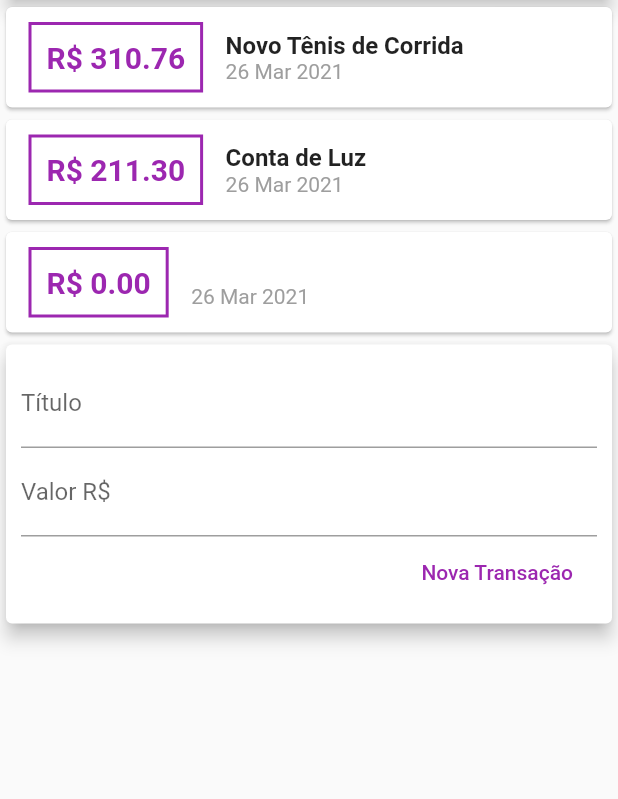
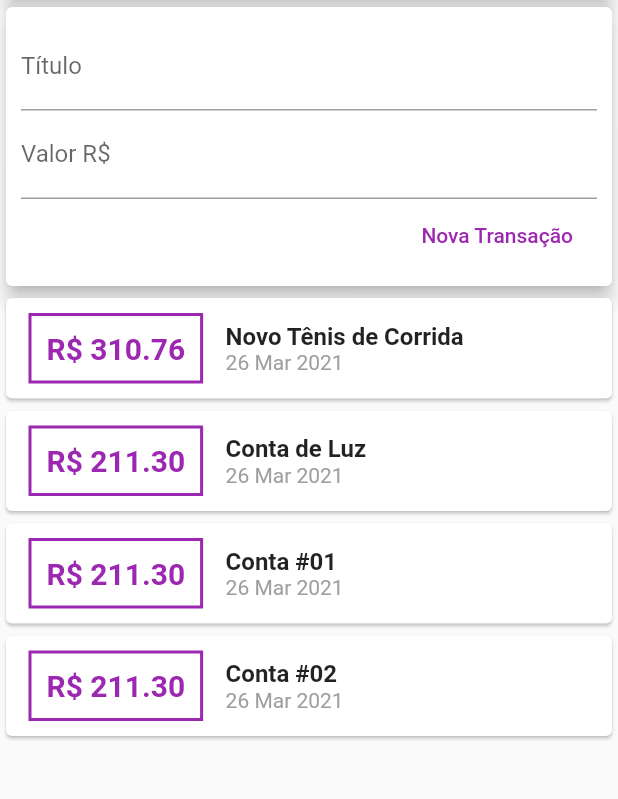
Before and after one commit to maedashogun/expenses, a Flutter app: the screen it shows after launch, after a tap on "Nova Transação", on a phone screen of 412 x 824 dp, the part 119-918 px from its top. Run offline on Flutter 3.47's test engine with Material 2 defaults, Android fonts, the phone set to English and light mode, and no system bars.

Commit message:
Atualizando projeto

```diff
--- a/lib/components/transaction_form.dart
+++ b/lib/components/transaction_form.dart
@@ -36,8 +36,8 @@ class TransactionForm extends StatelessWidget {
                   textColor: Colors.purple,
                   onPressed: () {
                     final title = titleController.text;
-                    final value = double.tryParse(valueController.text) ?? 0.0 ;
-                    onSubmit(title,value);
+                    final value = double.tryParse(valueController.text) ?? 0.0;
+                    onSubmit(title, value);
                   },
                 ),
               ],
--- a/lib/components/transaction_list.dart
+++ b/lib/components/transaction_list.dart
@@ -9,7 +9,10 @@ class TransactionList extends StatelessWidget {
 
   @override
   Widget build(BuildContext context) {
-    return Column(
+    return Container(
+      height: 300,
+      child: SingleChildScrollView(
+        child: Column(
           children: transactions.map((tr) {
             return Card(
               child: Row(
@@ -57,6 +60,8 @@ class TransactionList extends StatelessWidget {
               ),
             );
           }).toList(),
+        ),
+      ),
     );
   }
 }
--- a/lib/components/transaction_user.dart
+++ b/lib/components/transaction_user.dart
@@ -1,3 +1,5 @@
+import 'dart:math';
+
 import 'package:flutter/material.dart';
 import 'transaction_form.dart';
 import 'transaction_list.dart';
@@ -9,7 +11,6 @@ class TransactionUser extends StatefulWidget {
 }
 
 class _TransactionUserState extends State<TransactionUser> {
-
   final _transactions = [
     Transaction(
       id: 't1',
@@ -23,31 +24,52 @@ class _TransactionUserState extends State<TransactionUser> {
       value: 211.30,
       date: DateTime.now(),
     ),
+    Transaction(
+      id: 't20',
+      title: 'Conta #01',
+      value: 211.30,
+      date: DateTime.now(),
+    ),
+    Transaction(
+      id: 't3',
+      title: 'Conta #02',
+      value: 211.30,
+      date: DateTime.now(),
+    ),
+    Transaction(
+      id: 't4',
+      title: 'Conta #03',
+      value: 211.30,
+      date: DateTime.now(),
+    ),
+    Transaction(
+      id: 't5',
+      title: 'Conta #04',
+      value: 211.30,
+      date: DateTime.now(),
+    ),
   ];
 
-  _addTrasaction(String title, double value){
-
+  _addTransaction(String title, double value) {
     final newTransaction = Transaction(
-      id: '',
+      id: Random().nextDouble().toString(),
       title: title,
       value: value,
-      date: DateTime.now()
+      date: DateTime.now(),
     );
 
     setState(() {
       _transactions.add(newTransaction);
     });
-
   }
 
   @override
   Widget build(BuildContext context) {
     return Column(
       children: <Widget>[
+        TransactionForm(_addTransaction),
         TransactionList(_transactions),
-        TransactionForm(_addTrasaction),
       ],
     );
   }
-
 }
--- a/lib/main.dart
+++ b/lib/main.dart
@@ -19,7 +19,8 @@ class MyHomePage extends StatelessWidget {
       appBar: AppBar(
         title: Text('Depesas Pessoais'),
       ),
-      body: Column(
+      body: SingleChildScrollView(
+        child: Column(
           crossAxisAlignment: CrossAxisAlignment.stretch,
           children: <Widget>[
             Container(
@@ -32,6 +33,7 @@ class MyHomePage extends StatelessWidget {
             TransactionUser(),
           ],
         ),
+      ),
     );
   }
 }
```
Lines whose indentation alone changed are shown as unchanged.
